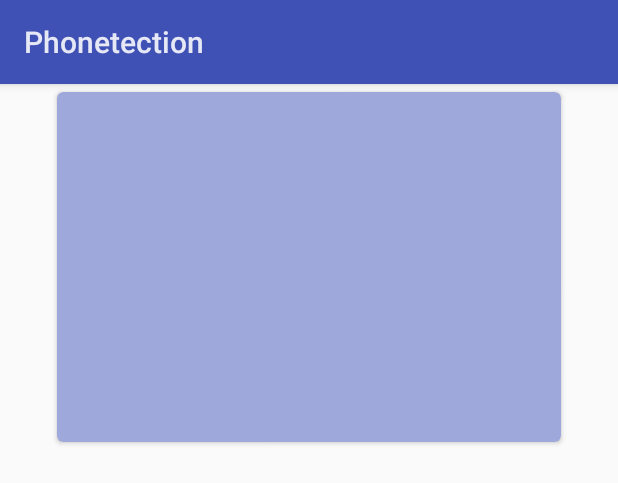
After one commit to ManonP/Phonetection, an Android app: the layout card_view.xml on its own in the app's theme, with its tools: preview values and no code run, on a phone screen of 412 x 824 dp. The commit adds this screen. Shown: the top 483 px of the screen. Run offline under Robolectric (Android 15) with nearby library versions, the phone set to English and light mode, and no system bars.

Commit message:
Creation de la branches detection. Cration du layout et des cartes pour la detection

```diff
--- a/app/build.gradle
+++ b/app/build.gradle
@@ -24,4 +24,6 @@ dependencies {
     testCompile 'junit:junit:4.12'
     compile 'com.android.support:appcompat-v7:23.0.1'
     compile 'com.android.support:design:23.0.1'
+    compile 'com.android.support:cardview-v7:23.0.0'
+    compile 'com.android.support:recyclerview-v7:23.0.0'
 }
--- a/app/src/main/AndroidManifest.xml
+++ b/app/src/main/AndroidManifest.xml
@@ -9,7 +9,7 @@
         android:supportsRtl="true"
         android:theme="@style/AppTheme" >
         <activity
-            android:name=".MainActivity"
+            android:name=".CardViewActivity"
             android:label="@string/app_name"
             android:theme="@style/AppTheme.NoActionBar" >
             <intent-filter>
@@ -18,6 +18,9 @@
                 <category android:name="android.intent.category.LAUNCHER" />
             </intent-filter>
         </activity>
+
+        <activity android:name=".MainActivity"
+            android:label="CardView"></activity>
     </application>
 
 </manifest>
--- a/app/src/main/res/layout/activity_main.xml
+++ b/app/src/main/res/layout/activity_main.xml
@@ -17,9 +17,6 @@
 
     <include layout="@layout/content_main" />
 
-    <android.support.design.widget.FloatingActionButton android:id="@+id/fab"
-        android:layout_width="wrap_content" android:layout_height="wrap_content"
-        android:layout_gravity="bottom|end" android:layout_margin="@dimen/fab_margin"
-        android:src="@android:drawable/ic_dialog_email" />
+
 
 </android.support.design.widget.CoordinatorLayout>
--- /dev/null
+++ b/app/src/main/res/layout/card_view.xml
@@ -0,0 +1,58 @@
+<?xml version="1.0" encoding="utf-8"?>
+<LinearLayout xmlns:android="http://schemas.android.com/apk/res/android"
+    xmlns:card_view="http://schemas.android.com/apk/res-auto"
+    android:orientation="vertical"
+    android:layout_width="match_parent"
+    android:layout_height="match_parent"
+    android:weightSum="1">
+
+    <android.support.v7.widget.CardView
+        android:id="@+id/card_view"
+        android:layout_gravity="center"
+        android:layout_width="336dp"
+        android:layout_height="wrap_content"
+        android:layout_margin="5dp"
+        card_view:cardCornerRadius="4dp"
+        card_view:contentPadding="10dp"
+        android:layout_weight="0.25"
+        card_view:cardBackgroundColor="@color/cards"
+        >
+
+        <LinearLayout
+            android:orientation="vertical"
+            android:layout_width="match_parent"
+            android:layout_height="match_parent">
+
+            <ImageView
+                android:layout_width="wrap_content"
+                android:layout_height="wrap_content"
+                android:layout_gravity="center_horizontal"
+                android:id="@+id/imageView" />
+
+            <LinearLayout
+                android:orientation="vertical"
+                android:layout_width="match_parent"
+                android:layout_height="match_parent">
+
+                <TextView
+                    android:layout_width="wrap_content"
+                    android:layout_height="wrap_content"
+                    android:textStyle="bold"
+                    android:layout_gravity="center_horizontal"
+                    android:id="@+id/textView"
+                    android:textColor="@color/primary_dark_text"/>
+
+                <TextView
+                    android:layout_width="wrap_content"
+                    android:layout_height="wrap_content"
+                    android:textStyle="italic"
+                    android:layout_gravity="center_horizontal"
+                    android:id="@+id/textView2"
+                    android:textColor="@color/secondary_dark_text"/>
+            </LinearLayout>
+
+        </LinearLayout>
+    </android.support.v7.widget.CardView>
+
+
+</LinearLayout>
--- a/app/src/main/res/values/colors.xml
+++ b/app/src/main/res/values/colors.xml
@@ -16,4 +16,7 @@
     <color name="primary_light_text">#FFFFFF</color>
     <color name="secondary_light_text">#B2FFFFFF</color>
     <color name="hint_disable_light">#4CFFFFFF</color>
+
+    <!--Couleurs cards-->
+    <color name="cards">#9FA8DA</color>
 </resources>
```
Also changed, not shown: app/src/main/java/com/ihm15/project/phonetection/CardViewActivity.java (added, +105 -0 lines), app/src/main/java/com/ihm15/project/phonetection/DataObject.java (added, +48 -0 lines), app/src/main/java/com/ihm15/project/phonetection/MainActivity.java (+13 -0 lines), app/src/main/java/com/ihm15/project/phonetection/MyRecyclerViewAdapter.java (added, +88 -0 lines), app/src/main/res/layout/activity_card_view.xml (added, +13 -0 lines), app/src/main/res/layout/content_main.xml (+12 -5 lines), app/src/main/res/drawable/cable150.png (added), app/src/main/res/drawable/move150.png (added), app/src/main/res/drawable/sim150.png (added), 1 other file.
